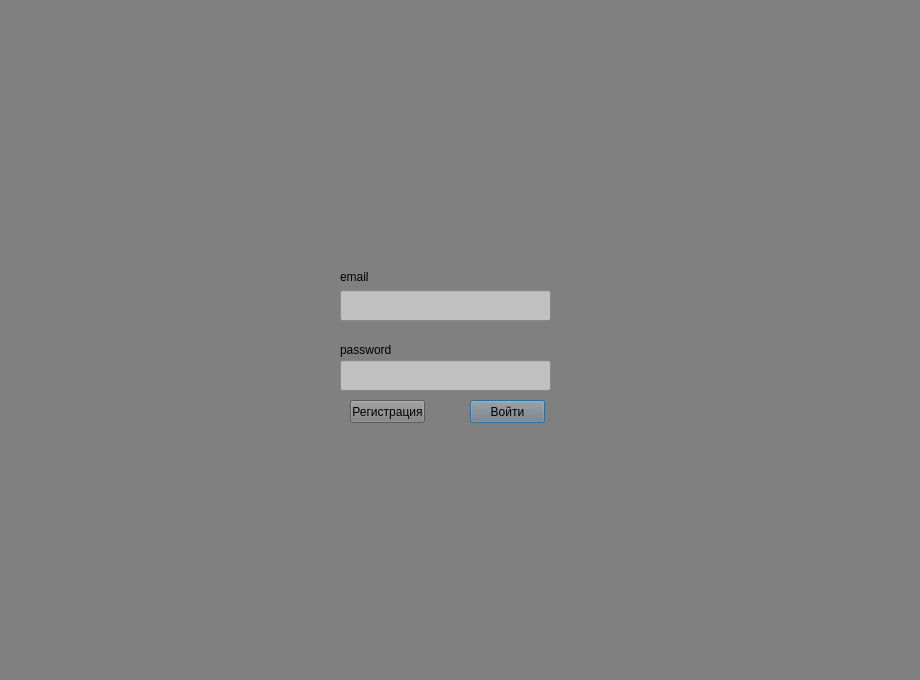
atweek/pyqt, file disigner/login.ui: the form before one commit.
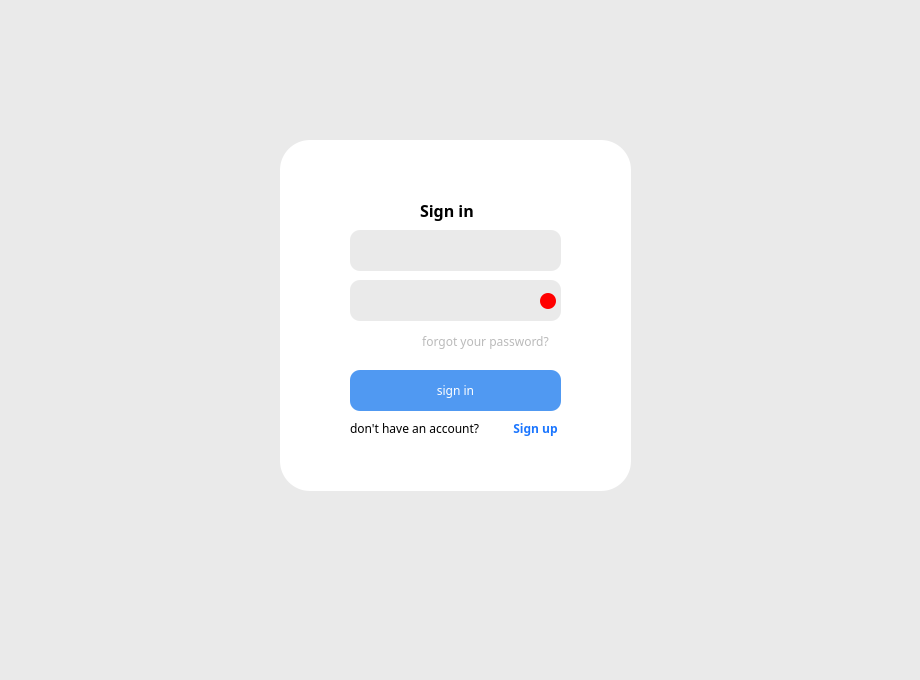
The form after the commit.

The edit to the form file:
```diff
--- a/disigner/login.ui
+++ b/disigner/login.ui
@@ -10,89 +10,199 @@
     <height>680</height>
    </rect>
   </property>
+  <property name="font">
+   <font>
+    <italic>true</italic>
+   </font>
+  </property>
   <property name="windowTitle">
    <string>Dialog</string>
   </property>
   <property name="styleSheet">
-   <string notr="true">background-color: #808080</string>
+   <string notr="true">background-color: #EAEAEA;</string>
   </property>
-  <widget class="QLineEdit" name="pwd">
+  <widget class="QFrame" name="frame">
    <property name="geometry">
     <rect>
-     <x>340</x>
-     <y>360</y>
-     <width>211</width>
-     <height>31</height>
+     <x>280</x>
+     <y>140</y>
+     <width>351</width>
+     <height>351</height>
     </rect>
    </property>
    <property name="styleSheet">
-    <string notr="true">background-color: #C0C0C0</string>
+    <string notr="true">border-radius: 30px;
+background-color: #FFFFFF</string>
    </property>
-  </widget>
+   <property name="frameShape">
+    <enum>QFrame::StyledPanel</enum>
+   </property>
+   <property name="frameShadow">
+    <enum>QFrame::Raised</enum>
+   </property>
   <widget class="QLineEdit" name="email">
    <property name="geometry">
     <rect>
-     <x>340</x>
-     <y>290</y>
+      <x>70</x>
+      <y>90</y>
      <width>211</width>
-     <height>31</height>
+      <height>41</height>
     </rect>
    </property>
    <property name="styleSheet">
-    <string notr="true">background-color: #C0C0C0</string>
+     <string notr="true">border-radius: 10px;background-color: #EAEAEA;</string>
+    </property>
+   </widget>
+   <widget class="QPushButton" name="logup">
+    <property name="geometry">
+     <rect>
+      <x>210</x>
+      <y>280</y>
+      <width>91</width>
+      <height>16</height>
+     </rect>
+    </property>
+    <property name="font">
+     <font>
+      <family>Montserrat</family>
+      <bold>true</bold>
+     </font>
+    </property>
+    <property name="styleSheet">
+     <string notr="true">color: #1B76FF</string>
+    </property>
+    <property name="text">
+     <string>Sign up</string>
+    </property>
+   </widget>
+   <widget class="QPushButton" name="login">
+    <property name="geometry">
+     <rect>
+      <x>70</x>
+      <y>230</y>
+      <width>211</width>
+      <height>41</height>
+     </rect>
+    </property>
+    <property name="font">
+     <font>
+      <family>Montserrat</family>
+      <bold>false</bold>
+     </font>
+    </property>
+    <property name="toolTipDuration">
+     <number>-1</number>
+    </property>
+    <property name="styleSheet">
+     <string notr="true">border-radius: 10px;background-color: #5099F2;color : #FFFFFF</string>
+    </property>
+    <property name="text">
+     <string>sign in</string>
+    </property>
+   </widget>
+   <widget class="QLineEdit" name="pwd">
+    <property name="geometry">
+     <rect>
+      <x>70</x>
+      <y>140</y>
+      <width>211</width>
+      <height>41</height>
+     </rect>
+    </property>
+    <property name="styleSheet">
+     <string notr="true">border-radius: 10px;background-color: #EAEAEA</string>
+    </property>
+   </widget>
+   <widget class="QPushButton" name="help">
+    <property name="geometry">
+     <rect>
+      <x>130</x>
+      <y>190</y>
+      <width>151</width>
+      <height>23</height>
+     </rect>
+    </property>
+    <property name="font">
+     <font>
+      <family>Montserrat</family>
+      <bold>false</bold>
+      <underline>false</underline>
+      <strikeout>false</strikeout>
+     </font>
+    </property>
+    <property name="styleSheet">
+     <string notr="true">color: #BABABA</string>
+    </property>
+    <property name="text">
+     <string>forgot your password?</string>
    </property>
   </widget>
   <widget class="QLabel" name="label">
    <property name="geometry">
     <rect>
-     <x>340</x>
-     <y>270</y>
-     <width>47</width>
-     <height>13</height>
-    </rect>
-   </property>
-   <property name="text">
-    <string>email</string>
-   </property>
-  </widget>
-  <widget class="QLabel" name="label_2">
-   <property name="geometry">
-    <rect>
-     <x>340</x>
-     <y>340</y>
+      <x>140</x>
+      <y>60</y>
      <width>61</width>
-     <height>20</height>
-    </rect>
-   </property>
+      <height>21</height>
+     </rect>
+    </property>
+    <property name="font">
+     <font>
+      <family>Montserrat</family>
+      <pointsize>12</pointsize>
+      <bold>true</bold>
+     </font>
+    </property>
    <property name="text">
-    <string>password</string>
-   </property>
-  </widget>
-  <widget class="QPushButton" name="login">
+     <string>Sign in</string>
+    </property>
+   </widget>
+   <widget class="QLabel" name="label_2">
    <property name="geometry">
     <rect>
-     <x>470</x>
-     <y>400</y>
-     <width>75</width>
-     <height>23</height>
-    </rect>
-   </property>
+      <x>70</x>
+      <y>280</y>
+      <width>161</width>
+      <height>16</height>
+     </rect>
+    </property>
+    <property name="font">
+     <font>
+      <family>Montserrat</family>
+      <bold>false</bold>
+     </font>
+    </property>
    <property name="text">
-    <string>Войти</string>
-   </property>
-  </widget>
-  <widget class="QPushButton" name="logup">
+     <string>don't have an account?</string>
+    </property>
+   </widget>
+   <widget class="QFrame" name="no">
    <property name="geometry">
     <rect>
-     <x>350</x>
-     <y>400</y>
-     <width>75</width>
-     <height>23</height>
-    </rect>
-   </property>
-   <property name="text">
-    <string>Регистрация</string>
-   </property>
+      <x>260</x>
+      <y>153</y>
+      <width>16</width>
+      <height>16</height>
+     </rect>
+    </property>
+    <property name="styleSheet">
+     <string notr="true">background-color: #FF0000;border-radius: 8px;</string>
+    </property>
+    <property name="frameShape">
+     <enum>QFrame::StyledPanel</enum>
+    </property>
+    <property name="frameShadow">
+     <enum>QFrame::Raised</enum>
+    </property>
+   </widget>
+   <zorder>email</zorder>
+   <zorder>login</zorder>
+   <zorder>logup</zorder>
+   <zorder>pwd</zorder>
+   <zorder>help</zorder>
+   <zorder>label</zorder>
+   <zorder>label_2</zorder>
+   <zorder>no</zorder>
   </widget>
  </widget>
  <resources/>
```
Lines whose indentation alone changed are shown as unchanged.
